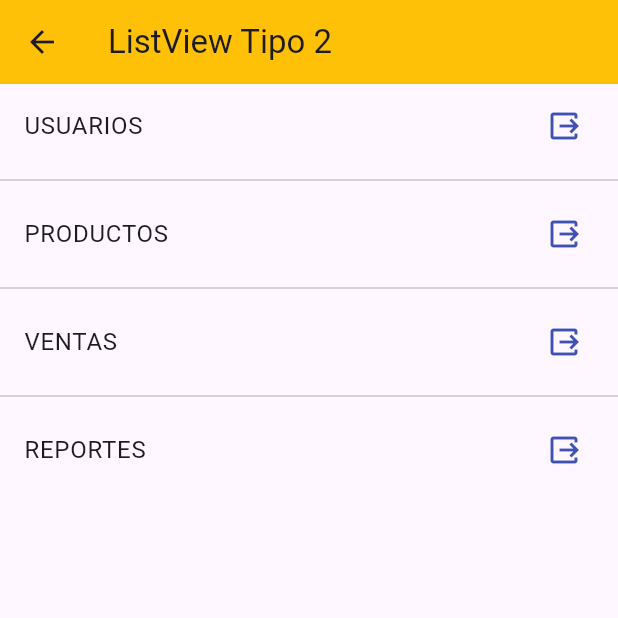
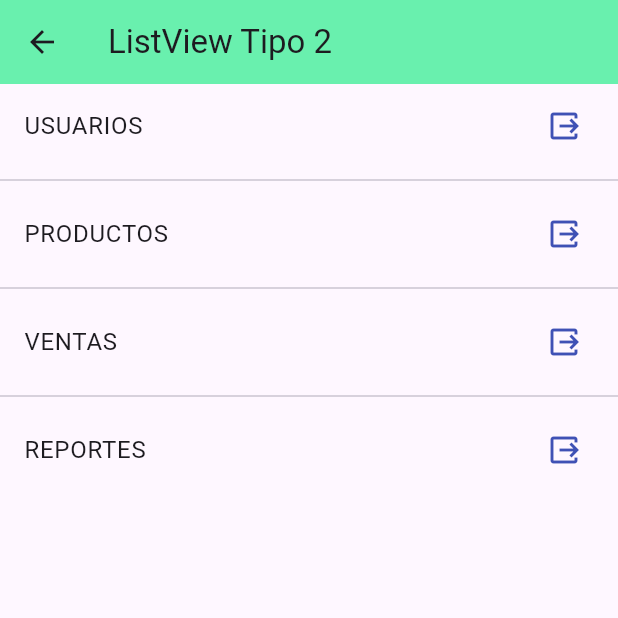
Before and after one commit to JesusRangelDiaz/fl-components, a Flutter app: the Listview2Screen screen opened by its route, on a phone screen of 412 x 824 dp, the top half of it. Run offline on Flutter 3.47's test engine with Material 3 defaults, Android fonts, the phone set to English and light mode, and no system bars.

Commit message:
feat: :art: code format

```diff
--- a/lib/main.dart
+++ b/lib/main.dart
@@ -1,7 +1,6 @@
 import 'package:flutter/material.dart';
 
 import 'package:fl_components/theme/app_theme.dart';
-
 import 'package:fl_components/router/app_routes.dart';
 
 void main() => runApp(const MyApp());
--- a/lib/router/app_routes.dart
+++ b/lib/router/app_routes.dart
@@ -1,7 +1,8 @@
 import 'package:flutter/material.dart';
 
-import 'package:fl_components/screens/screens.dart';
-import '../models/menu_option.dart';
+
+import '../models/models.dart';
+import '../screens/screens.dart';
 
 class AppRoutes {
   static const intitialRoute = 'home';
--- a/lib/screens/alert_screen.dart
+++ b/lib/screens/alert_screen.dart
@@ -1,7 +1,6 @@
 import 'package:flutter/material.dart';
 
 class AlertScreen extends StatelessWidget {
-
   const AlertScreen({super.key});
 
   @override
@@ -11,7 +10,7 @@ class AlertScreen extends StatelessWidget {
         title: const Text('Alert Screen'),
       ),
       body: const Center(
-         child: Text('AlertScreen'),
+        child: Text('AlertScreen'),
       ),
     );
   }
--- a/lib/screens/listview2_screen.dart
+++ b/lib/screens/listview2_screen.dart
@@ -1,29 +1,26 @@
 import 'package:flutter/material.dart';
 
 class Listview2Screen extends StatelessWidget {
-
-    final options = const['USUARIOS','PRODUCTOS','VENTAS','REPORTES'];
+  final options = const ['USUARIOS', 'PRODUCTOS', 'VENTAS', 'REPORTES'];
 
   const Listview2Screen({super.key});
 
   @override
   Widget build(BuildContext context) {
-    return  Scaffold(
-      appBar: AppBar(
-        title: const Text('ListView Tipo 2'),
-      ),
-      body:ListView.separated(
-        itemBuilder: (context, index) => ListTile(
-          title: Text(options[index]),
-          trailing: const Icon(Icons.output_outlined, color: Colors.indigo,),
-          onTap: () {
-            final opt = options[index];
-            print(opt);
-          },
+    return Scaffold(
+        appBar: AppBar(
+          title: const Text('ListView Tipo 2'),
         ),
-        separatorBuilder:( _ , __ ) => const Divider(),
-        itemCount: options.length
-        )
-    );
+        body: ListView.separated(
+            itemBuilder: (context, index) => ListTile(
+                  title: Text(options[index]),
+                  trailing: const Icon(
+                    Icons.output_outlined,
+                    color: Colors.indigo,
+                  ),
+                  onTap: () {},
+                ),
+            separatorBuilder: (_, __) => const Divider(),
+            itemCount: options.length));
   }
 }
--- a/lib/theme/app_theme.dart
+++ b/lib/theme/app_theme.dart
@@ -1,30 +1,27 @@
 import 'package:flutter/material.dart';
 
 class AppTheme {
-  static const Color primary = Colors.amber;
+  static const Color primary = Colors.greenAccent;
 
   static final ThemeData lightTheme = ThemeData(
       primaryColor: primary,
 
       //App bar theme
-      appBarTheme: const AppBarTheme(color: primary, elevation: 0));
+      appBarTheme: const AppBarTheme(color: primary, elevation: 0),
+
+      //TextButton theme
+      textButtonTheme: TextButtonThemeData(
+          style: TextButton.styleFrom(foregroundColor: primary)));
 
   static final ThemeData darkTheme = ThemeData.dark().copyWith(
       //Primary color
       primaryColor: primary,
 
       //AppBar theme
-      appBarTheme: const AppBarTheme(
-        color: primary,
-        elevation: 0
-      ),
-
-
-      scaffoldBackgroundColor:const Color.fromARGB(255, 0, 0, 0),
+      appBarTheme: const AppBarTheme(color: primary, elevation: 0),
+      scaffoldBackgroundColor: const Color.fromARGB(255, 0, 0, 0),
 
       //TextButton theme
-      textButtonTheme: TextButtonThemeData(style: TextButton.styleFrom(foregroundColor: Colors.amber)
-      )
-
-    );
+      textButtonTheme: TextButtonThemeData(
+          style: TextButton.styleFrom(foregroundColor: primary)));
 }
```
Also changed, not shown: lib/models/menu_option.dart (+6 -3 lines), lib/screens/card_screen.dart (+5 -6 lines), lib/screens/home_screen.dart (+3 -4 lines), lib/screens/listview1_screen.dart (+7 -10 lines), lib/widgets/custom_card_type_1.dart (+4 -8 lines), lib/widgets/custom_card_type_2.dart (+5 -4 lines).
